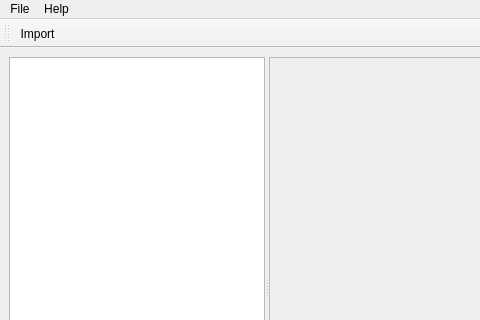
This is CyclingApp/forms/MainWindowBase.ui in reasonedpenguin/CyclingApp as Qt 5 draws it before an edit; both pictures show x 0 to 480 and y 0 to 320 of the 901 by 548 pixel window. The edited form follows.
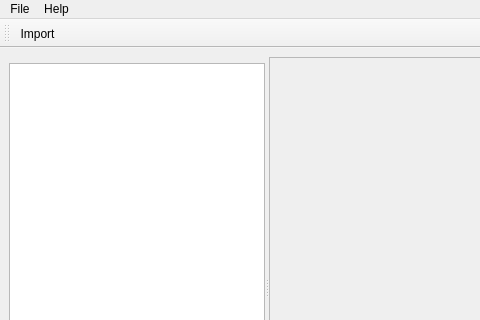
This is the edited form. Custom widgets are drawn as their Qt base class.

Patch:
```diff
--- a/CyclingApp/forms/MainWindowBase.ui
+++ b/CyclingApp/forms/MainWindowBase.ui
@@ -14,13 +14,22 @@
    <string>CyclingApp</string>
   </property>
   <widget class="QWidget" name="centralwidget">
-   <layout class="QVBoxLayout" name="verticalLayout">
+   <layout class="QVBoxLayout" name="verticalLayout_4">
     <item>
      <widget class="QSplitter" name="splitter">
       <property name="orientation">
        <enum>Qt::Horizontal</enum>
       </property>
-      <widget class="QListView" name="activityView"/>
+      <widget class="QWidget" name="">
+       <layout class="QVBoxLayout" name="verticalLayout">
+        <item>
+         <widget class="SearchWidget" name="widget_2" native="true"/>
+        </item>
+        <item>
+         <widget class="QListView" name="activityView"/>
+        </item>
+       </layout>
+      </widget>
       <widget class="QWidget" name="widget" native="true">
        <property name="sizePolicy">
         <sizepolicy hsizetype="Preferred" vsizetype="Preferred">
@@ -112,6 +121,12 @@
    <header>PlotWindow.h</header>
    <container>1</container>
   </customwidget>
+  <customwidget>
+   <class>SearchWidget</class>
+   <extends>QWidget</extends>
+   <header>SearchWidget.h</header>
+   <container>1</container>
+  </customwidget>
  </customwidgets>
  <resources/>
  <connections/>
```
Left out of the diff: 6 changed lines with no effect on the pictures.
